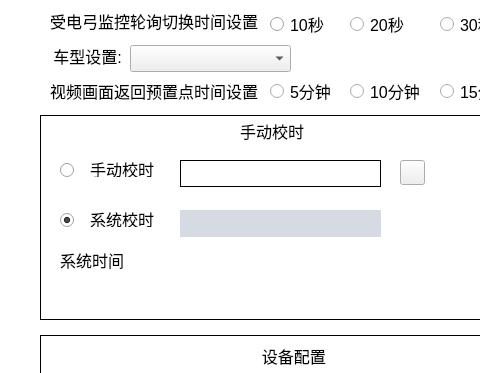
First picture: the form in devupdatewidget.ui, repository 1157889734/x86MyAppliction, before the edit; both pictures show x 0 to 480 and y 0 to 373 of the 1024 by 624 pixel window.
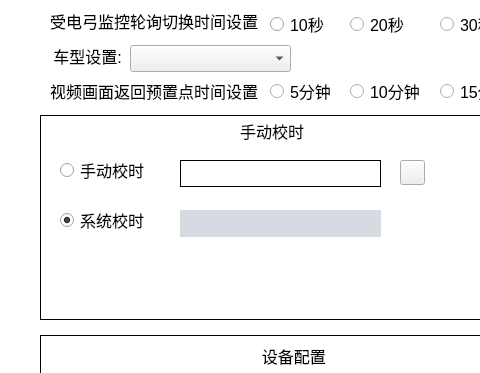
Second picture: the form after the edit. Icons and pictures are not drawn.

Commit message: 1.去掉系统给rtc校时

Patch:
```diff
--- a/devupdatewidget.ui
+++ b/devupdatewidget.ui
@@ -1110,24 +1110,6 @@
      <string>设备选择:</string>
     </property>
    </widget>
-   <widget class="QLabel" name="label_5">
-    <property name="geometry">
-     <rect>
-      <x>20</x>
-      <y>132</y>
-      <width>67</width>
-      <height>25</height>
-     </rect>
-    </property>
-    <property name="font">
-     <font>
-      <pointsize>12</pointsize>
-     </font>
-    </property>
-    <property name="text">
-     <string>系统时间</string>
-    </property>
-   </widget>
    <widget class="QPushButton" name="updateBeginPushButton">
     <property name="geometry">
      <rect>
@@ -1247,35 +1229,22 @@
       <rect>
        <x>20</x>
        <y>40</y>
-       <width>30</width>
+       <width>91</width>
        <height>30</height>
       </rect>
      </property>
+     <property name="font">
+      <font>
+       <pointsize>12</pointsize>
+      </font>
+     </property>
      <property name="text">
-      <string/>
+      <string>手动校时</string>
      </property>
      <property name="checked">
       <bool>false</bool>
      </property>
     </widget>
-    <widget class="QLabel" name="label_8">
-     <property name="geometry">
-      <rect>
-       <x>50</x>
-       <y>95</y>
-       <width>67</width>
-       <height>17</height>
-      </rect>
-     </property>
-     <property name="font">
-      <font>
-       <pointsize>12</pointsize>
-      </font>
-     </property>
-     <property name="text">
-      <string>系统校时</string>
-     </property>
-    </widget>
     <widget class="QLabel" name="sysTimeAdjustLabel">
      <property name="geometry">
       <rect>
@@ -1314,35 +1283,22 @@
       <string/>
      </property>
     </widget>
-    <widget class="QLabel" name="label_11">
-     <property name="geometry">
-      <rect>
-       <x>50</x>
-       <y>45</y>
-       <width>67</width>
-       <height>17</height>
-      </rect>
-     </property>
-     <property name="font">
-      <font>
-       <pointsize>12</pointsize>
-      </font>
-     </property>
-     <property name="text">
-      <string>手动校时</string>
-     </property>
-    </widget>
     <widget class="QRadioButton" name="setSysTimeRadioButton">
      <property name="geometry">
       <rect>
        <x>20</x>
        <y>90</y>
-       <width>30</width>
+       <width>91</width>
        <height>30</height>
       </rect>
      </property>
+     <property name="font">
+      <font>
+       <pointsize>12</pointsize>
+      </font>
+     </property>
      <property name="text">
-      <string/>
+      <string>系统校时</string>
      </property>
      <property name="checked">
       <bool>true</bool>
```
Left out of the diff: 3 changed lines with no effect on the pictures. The commit also changes 17 other files.
